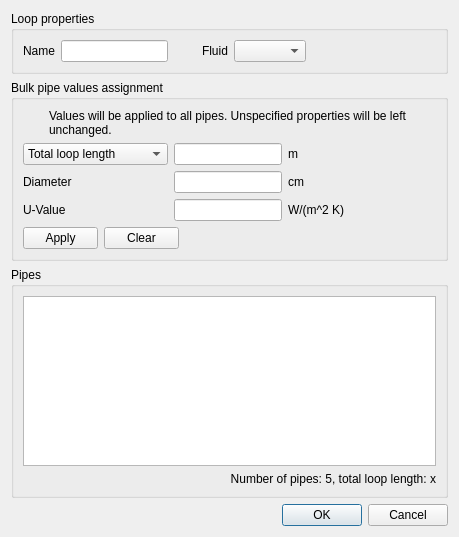
Old version of the form trnsysGUI/hydraulicLoops/_dialogs/edit/_dialog.ui in the repository SPF-OST/pytrnsys_gui.
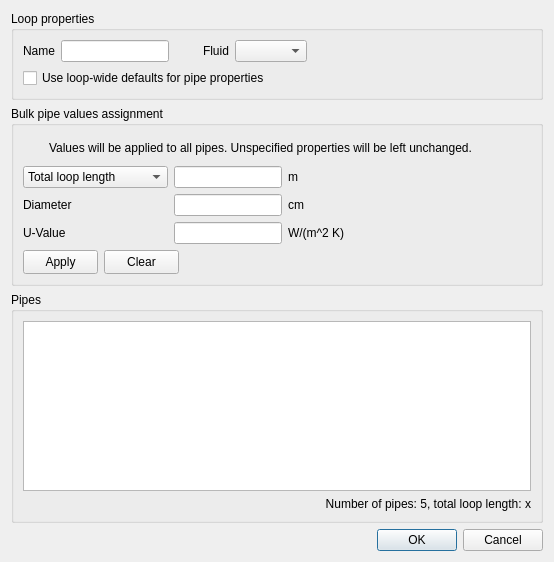
New version of the form. Icons and pictures are not drawn.

Commit message: Allow hydraulic loop-wide defaults for pipe-properties.

The edit to the form file:
```diff
--- a/trnsysGUI/hydraulicLoops/_dialogs/edit/_dialog.ui
+++ b/trnsysGUI/hydraulicLoops/_dialogs/edit/_dialog.ui
@@ -6,8 +6,8 @@
    <rect>
     <x>0</x>
     <y>0</y>
-    <width>459</width>
-    <height>537</height>
+    <width>554</width>
+    <height>562</height>
    </rect>
   </property>
   <property name="sizePolicy">
@@ -31,6 +31,8 @@
      <property name="title">
       <string>Loop properties</string>
      </property>
+     <layout class="QVBoxLayout" name="verticalLayout_4">
+      <item>
      <layout class="QHBoxLayout" name="horizontalLayout_2">
       <item>
        <widget class="QLabel" name="loopNameLabel">
@@ -127,8 +129,23 @@
        </spacer>
       </item>
      </layout>
-    </widget>
-   </item>
+      </item>
+      <item>
+       <widget class="QCheckBox" name="useLoopWideDefaultsCheckBox">
+        <property name="sizePolicy">
+         <sizepolicy hsizetype="Minimum" vsizetype="Fixed">
+          <horstretch>0</horstretch>
+          <verstretch>0</verstretch>
+         </sizepolicy>
+        </property>
+        <property name="text">
+         <string>Use loop-wide defaults for pipe properties</string>
+        </property>
+       </widget>
+      </item>
+     </layout>
+    </widget>
+   </item>
    <item>
     <widget class="QGroupBox" name="groupBox">
      <property name="sizePolicy">
```
Left out of the diff: 2 changed lines with no effect on the pictures. Lines whose indentation alone changed are shown as unchanged. The commit also changes 18 other files.
